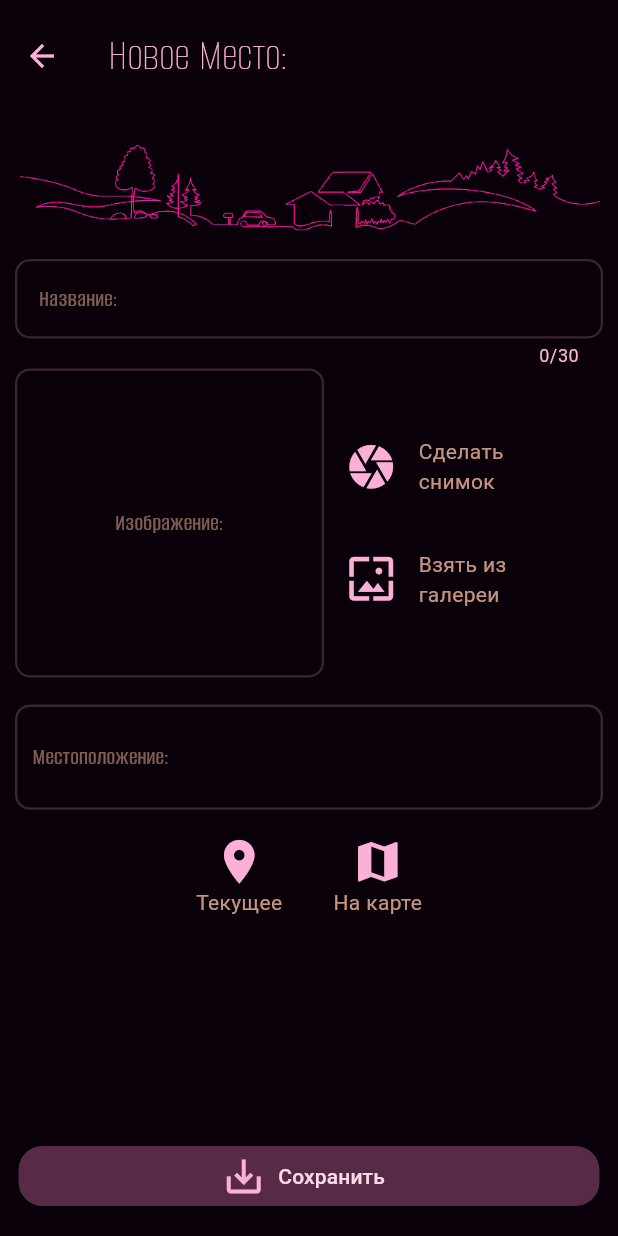
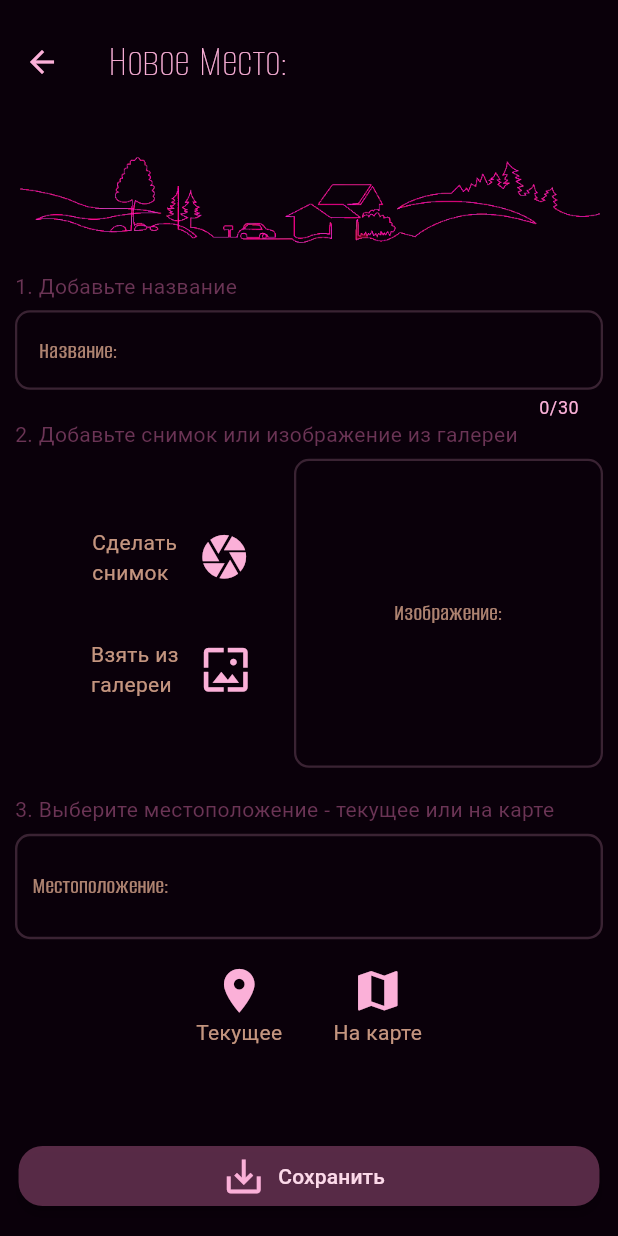
Before and after one commit to OlleZhuk/100-Places, a Flutter app: the AddPlaceScreen screen opened directly, on a phone screen of 412 x 824 dp. Run offline on Flutter 3.47's test engine with Material 3 defaults, Android fonts, the phone set to English and light mode, and no system bars; our stand-ins replace another_flutter_splash_screen, auto_size_text, flutter_animate, flutter_riverpod, gap, image_picker and 4 more; missing offline and left inert: super_bullet_list, yandex_geocoder, yandex_mapkit; accounts and stored records are empty.

Commit message:
modified:   lib/providers/geocoder.dart 	modified:   lib/screens/add_place_scr.dart 	modified:   lib/screens/info_scr.dart 	modified:   lib/screens/map_scr.dart 	modified:   lib/screens/place_detail_scr.dart 	modified:   lib/screens/places_scr.dart

```diff
--- a/lib/providers/geocoder.dart
+++ b/lib/providers/geocoder.dart
@@ -7,12 +7,12 @@ import 'dart:io';
 import 'package:flutter_riverpod/flutter_riverpod.dart';
 import 'package:yandex_geocoder/yandex_geocoder.dart';
 
-final addressProvider = StateNotifierProvider<GetMapAddress, String>(
-  (ref) => GetMapAddress(),
+final addressProvider = StateNotifierProvider<GetAddress, String>(
+  (ref) => GetAddress(),
 );
 
-class GetMapAddress extends StateNotifier<String> {
-  GetMapAddress() : super('');
+class GetAddress extends StateNotifier<String> {
+  GetAddress() : super('');
 
 //* Метод получения локации
   Future<void> getAddress(
--- a/lib/screens/add_place_scr.dart
+++ b/lib/screens/add_place_scr.dart
@@ -28,12 +28,11 @@ class AddPlaceScreen extends ConsumerWidget {
   Widget build(BuildContext context, ref) {
     PlaceLocation? selectedLocation;
     File? selectedImage;
-    final deviceHeight = MediaQuery.sizeOf(context).height;
-    final toolbarH = deviceHeight * .09;
+    final toolbarH = MediaQuery.sizeOf(context).height * .1;
     final cScheme = Theme.of(context).colorScheme;
     final tTheme = Theme.of(context).textTheme;
     final titleController = TextEditingController();
-    final labelOpacity = cScheme.tertiary.withOpacity(.5);
+    final labelOpacity = cScheme.tertiary.withOpacity(.7);
     const double iconSize = 35;
 
     //* Метод сохранения Места (кн. 'Сохранить')
@@ -82,6 +81,7 @@ class AddPlaceScreen extends ConsumerWidget {
               ref.read(sourseLocationProvider.notifier).state = 'geo';
               ref.read(isCreatingLocationProvider.notifier).state = false;
               ref.invalidate(addressProvider);
+              ref.invalidate(locationProvider);
               Navigator.of(context).pop();
             },
           )),
@@ -94,6 +94,14 @@ class AddPlaceScreen extends ConsumerWidget {
               Image.asset('assets/landscape.webp'),
 
               /// Название
+              Container(
+                alignment: Alignment.centerLeft,
+                child: Text(
+                  '1. Добавьте название',
+                  style: TextStyle(color: cScheme.primaryContainer),
+                ),
+              ),
+              const Gap(6),
               TextField(
                   controller: titleController,
                   maxLength: 30,
@@ -120,6 +128,14 @@ class AddPlaceScreen extends ConsumerWidget {
                       )))),
 
               /// Изображение
+              Container(
+                alignment: Alignment.centerLeft,
+                child: Text(
+                  '2. Добавьте снимок или изображение из галереи',
+                  style: TextStyle(color: cScheme.primaryContainer),
+                ),
+              ),
+              const Gap(6),
               ImageInput(
                 onPickImage: (File image) {
                   selectedImage = image;
@@ -132,6 +148,14 @@ class AddPlaceScreen extends ConsumerWidget {
               const Gap(18),
 
               /// Местоположение
+              Container(
+                alignment: Alignment.centerLeft,
+                child: Text(
+                  '3. Выберите местоположение - текущее или на карте',
+                  style: TextStyle(color: cScheme.primaryContainer),
+                ),
+              ),
+              const Gap(6),
               LocationInput(
                 onSelectLocation: (PlaceLocation userLocation) {
                   selectedLocation = userLocation;
@@ -177,14 +201,10 @@ class ImageInput extends StatefulWidget {
 
 class _ImageInputState extends State<ImageInput> {
   File? _selectedImage;
-  final imagePicker = ImagePicker();
   bool isCamera = true;
 
-  ColorScheme get cScheme => Theme.of(context).colorScheme;
-  TextTheme get tTheme => Theme.of(context).textTheme;
-  double get deviceWidth => MediaQuery.of(context).size.width;
-
   Future<void> _takePicture() async {
+    final imagePicker = ImagePicker();
     final pickedImage = await imagePicker.pickImage(
       source: isCamera ? ImageSource.camera : ImageSource.gallery,
     );
@@ -199,11 +219,50 @@ class _ImageInputState extends State<ImageInput> {
   @override
   Widget build(BuildContext context) {
     const double gap = 14;
+    final cScheme = Theme.of(context).colorScheme;
+    final tTheme = Theme.of(context).textTheme;
+    final deviceWidth = MediaQuery.sizeOf(context).width;
 
     print('=== МСБ ImageInput!!! ===');
 
     return Row(
+      mainAxisAlignment: MainAxisAlignment.end,
       children: [
+        /// Выбор источника
+        Column(
+          children: [
+            InkWell(
+              child: Row(
+                mainAxisSize: MainAxisSize.min,
+                children: [
+                  const Text('Сделать\n' 'снимок'),
+                  const Gap(gap),
+                  Icon(Icons.camera, size: widget.iconSz),
+                ],
+              ),
+              onTap: () {
+                isCamera = true;
+                _takePicture();
+              },
+            ),
+            const Gap(gap * 2.5),
+            InkWell(
+              child: Row(
+                children: [
+                  const Text('Взять из\n' 'галереи'),
+                  const Gap(gap),
+                  Icon(Icons.wallpaper, size: widget.iconSz),
+                ],
+              ),
+              onTap: () {
+                isCamera = false;
+                _takePicture();
+              },
+            ),
+          ],
+        ),
+        const Gap(gap * 2),
+
         /// Место для изобпажения
         Container(
           width: deviceWidth * .5,
@@ -236,45 +295,6 @@ class _ImageInputState extends State<ImageInput> {
                   ))
               : null,
         ),
-        const Gap(gap),
-
-        /// Выбор источника
-        Expanded(
-          child: Column(
-            mainAxisAlignment: MainAxisAlignment.spaceEvenly,
-            crossAxisAlignment: CrossAxisAlignment.start,
-            children: [
-              InkWell(
-                child: Row(
-                  mainAxisSize: MainAxisSize.min,
-                  children: [
-                    Icon(Icons.camera, size: widget.iconSz),
-                    const Gap(gap),
-                    const Text('Сделать\n' 'снимок'),
-                  ],
-                ),
-                onTap: () {
-                  isCamera = true;
-                  _takePicture();
-                },
-              ),
-              const Gap(gap * 2.5),
-              InkWell(
-                child: Row(
-                  children: [
-                    Icon(Icons.wallpaper, size: widget.iconSz),
-                    const Gap(gap),
-                    const Text('Взять из\n' 'галереи'),
-                  ],
-                ),
-                onTap: () {
-                  isCamera = false;
-                  _takePicture();
-                },
-              ),
-            ],
-          ),
-        )
       ],
     );
   }
@@ -298,15 +318,16 @@ class LocationInput extends ConsumerStatefulWidget {
 }
 
 class ConsumerLocationInputState extends ConsumerState<LocationInput> {
+  // late Future<void> _userAddressFuture;
+  // Future<void> get _userAddressFuture => getUserLocation();
   PlaceLocation? _pickedLocation;
-  bool get isCreatingLocation => ref.watch(isCreatingLocationProvider);
   TextTheme get tTheme => Theme.of(context).textTheme;
   ColorScheme get cScheme => Theme.of(context).colorScheme;
 
   //* Метод компоновки и сохранения полученной локации
   Future<void> _getLocation(double latitude, double longitude) async {
     /// 1. Получение адреса (геокодер или ручной ввод)
-    String addressSource = ref.watch(sourseLocationProvider);
+    final addressSource = ref.watch(sourseLocationProvider);
     String locationAddress;
 
     switch (addressSource) {
@@ -329,8 +350,6 @@ class ConsumerLocationInputState extends ConsumerState<LocationInput> {
         address: locationAddress,
       );
     });
-    // print('=== addressSource: $addressSource');
-    // print('=== locationAddress: $locationAddress');
 
     if (_pickedLocation == null) ref.read(isCreatingLocationProvider.notifier).state = false;
 
@@ -371,14 +390,11 @@ class ConsumerLocationInputState extends ConsumerState<LocationInput> {
     if (lat == null || lng == null) {
       return;
     }
-
     final point = Point(latitude: lat, longitude: lng);
     ref.read(locationProvider.notifier).state = point;
-
     await ref.read(addressProvider.notifier).getAddress(lat, lng);
+    ref.read(isCreatingLocationProvider.notifier).state = true;
     _getLocation(lat, lng);
-
-    ref.read(isCreatingLocationProvider.notifier).state = true;
   }
 
   //* Метод выбора локации на карте
@@ -458,9 +474,12 @@ class ConsumerLocationInputState extends ConsumerState<LocationInput> {
     );
   }
 
+  // Point get loc => ref.watch(locationProvider);
+
   @override
   Widget build(BuildContext context) {
     const double gap = 34;
+    final bool isCreatingLocation = ref.watch(isCreatingLocationProvider);
 
     print('=== МСБ LocationInput! ===');
 
@@ -498,18 +517,13 @@ class ConsumerLocationInputState extends ConsumerState<LocationInput> {
                         padding: EdgeInsets.symmetric(vertical: 12),
                         child: CircularProgressIndicator(),
                       ))
-                  : Expanded(
-                      child: Padding(
+                    : Padding(
                         padding: const EdgeInsets.symmetric(
                           horizontal: 10,
                           vertical: 12,
                         ),
-                      child: Text(
-                        _pickedLocation!.address,
-                        // style: tTheme.titleSmall,
-                      ),
+                        child: Text(_pickedLocation!.address),
                       )),
-        ),
         const Gap(gap / 2),
 
         /// Кнопки выбора местоположения
--- a/lib/screens/map_scr.dart
+++ b/lib/screens/map_scr.dart
@@ -18,8 +18,7 @@ class MapScreen extends ConsumerWidget {
   @override
   Widget build(BuildContext context, ref) {
     Point? pickedLocation;
-    final deviceHeight = MediaQuery.sizeOf(context).height;
-    final toolbarH = deviceHeight * .09;
+    final toolbarH = MediaQuery.sizeOf(context).height * .1;
 
     print('=== МСБ ЭК!!! ===');
 
@@ -99,7 +98,7 @@ class OnMapAddressView extends ConsumerWidget {
                         isConfirmedLocation
                             ? address.isNotEmpty
                                 ? address
-                                : 'Сегодня Яндекс не может предоставить адрес.\n' 'Воспользуйтесь ручным вводом или попробуйте завтра.'
+                                : '⛔ОШИБКА!\n' 'Похоже, что сегодня Яндекс не может предоставить адрес.\n' 'Воспользуйтесь ручным вводом или попробуйте завтра.'
                             : startPointAddress,
                         textAlign: TextAlign.start,
                         softWrap: true,
--- a/lib/screens/place_detail_scr.dart
+++ b/lib/screens/place_detail_scr.dart
@@ -30,8 +30,7 @@ class PlaceDetailScreen extends ConsumerWidget {
   Widget build(context, ref) {
     final cScheme = Theme.of(context).colorScheme;
     final tTheme = Theme.of(context).textTheme;
-    final deviceHeight = MediaQuery.sizeOf(context).height;
-    final toolbarH = deviceHeight * .09;
+    final toolbarH = MediaQuery.sizeOf(context).height * .1;
     final String currentDate = place.date;
     final PlaceLocation currentLocation = place.location;
 
--- a/lib/screens/places_scr.dart
+++ b/lib/screens/places_scr.dart
@@ -73,8 +73,7 @@ class _PlacesScreenState extends ConsumerState<PlacesScreen> {
   @override
   Widget build(context) {
     List<Place> userPlaces = ref.watch(userPlacesProvider);
-    final deviceHeight = MediaQuery.sizeOf(context).height;
-    final toolbarH = deviceHeight * .09;
+    final toolbarH = MediaQuery.sizeOf(context).height * .1;
     final tTheme = Theme.of(context).textTheme;
     final q = userPlaces.length;
     const double horPadds = 30;
```
Also changed, not shown: lib/screens/info_scr.dart (+29 -20 lines). Lines whose indentation alone changed are shown as unchanged.
